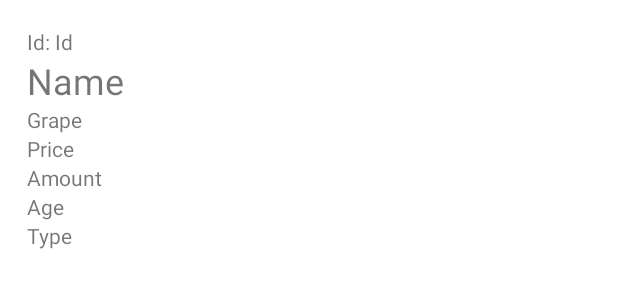
After one commit to sincs99/Winecellar, an Android app: the layout single_item.xml on its own in the app's theme, with its tools: preview values and no code run, on a phone screen of 412 x 824 dp. The commit adds this screen. Shown: the top 300 px of the screen. Run offline under Robolectric (Android 15) with nearby library versions, the phone set to English and light mode, and no system bars.

Commit message:
View wines

```diff
--- /dev/null
+++ b/app/src/main/res/layout/single_item.xml
@@ -0,0 +1,65 @@
+<?xml version="1.0" encoding="utf-8"?>
+<LinearLayout xmlns:android="http://schemas.android.com/apk/res/android"
+    xmlns:app="http://schemas.android.com/apk/res-auto"
+    xmlns:tools="http://schemas.android.com/tools"
+    android:orientation="vertical"
+    android:layout_width="match_parent"
+    android:layout_height="wrap_content"
+    android:padding="12dp"
+    android:background="@android:color/white"
+    android:layout_marginLeft="6dp"
+    android:layout_marginRight="6dp"
+    android:layout_marginTop="6dp">
+
+    <LinearLayout
+        android:layout_width="wrap_content"
+        android:layout_height="wrap_content">
+        <TextView
+            android:layout_width="wrap_content"
+            android:layout_height="wrap_content"
+            android:text="Id: "/>
+        <TextView
+            android:id="@+id/item_id"
+            android:layout_width="wrap_content"
+            android:layout_height="wrap_content"
+            android:text="Id"/>
+    </LinearLayout>
+    <TextView
+        android:layout_width="wrap_content"
+        android:layout_height="wrap_content"
+        android:id="@+id/item_name"
+        android:text="Name"
+        android:textSize="24sp"/>
+    <TextView
+        android:layout_width="wrap_content"
+        android:layout_height="wrap_content"
+        android:id="@+id/item_grape"
+        android:text="Grape"
+        />
+
+    <TextView
+        android:layout_width="wrap_content"
+        android:layout_height="wrap_content"
+        android:id="@+id/item_price"
+        android:text="Price"
+        />
+    <TextView
+        android:layout_width="wrap_content"
+        android:layout_height="wrap_content"
+        android:id="@+id/item_amount"
+        android:text="Amount"
+        />
+    <TextView
+        android:layout_width="wrap_content"
+        android:layout_height="wrap_content"
+        android:id="@+id/item_age"
+        android:text="Age"
+        />
+    <TextView
+        android:layout_width="wrap_content"
+        android:layout_height="wrap_content"
+        android:id="@+id/item_type"
+        android:text="Type"
+        />
+
+</LinearLayout>
```
Also changed, not shown: app/src/main/java/com/example/winecellar/DatabaseHelper.java (+27 -0 lines), app/src/main/java/com/example/winecellar/ViewActivity.java (+19 -4 lines), app/src/main/java/com/example/winecellar/Wine.java (added, +49 -0 lines), app/src/main/java/com/example/winecellar/WinesAdapter.java (added, +87 -0 lines), app/src/main/res/layout/activity_view.xml (+17 -1 lines).
